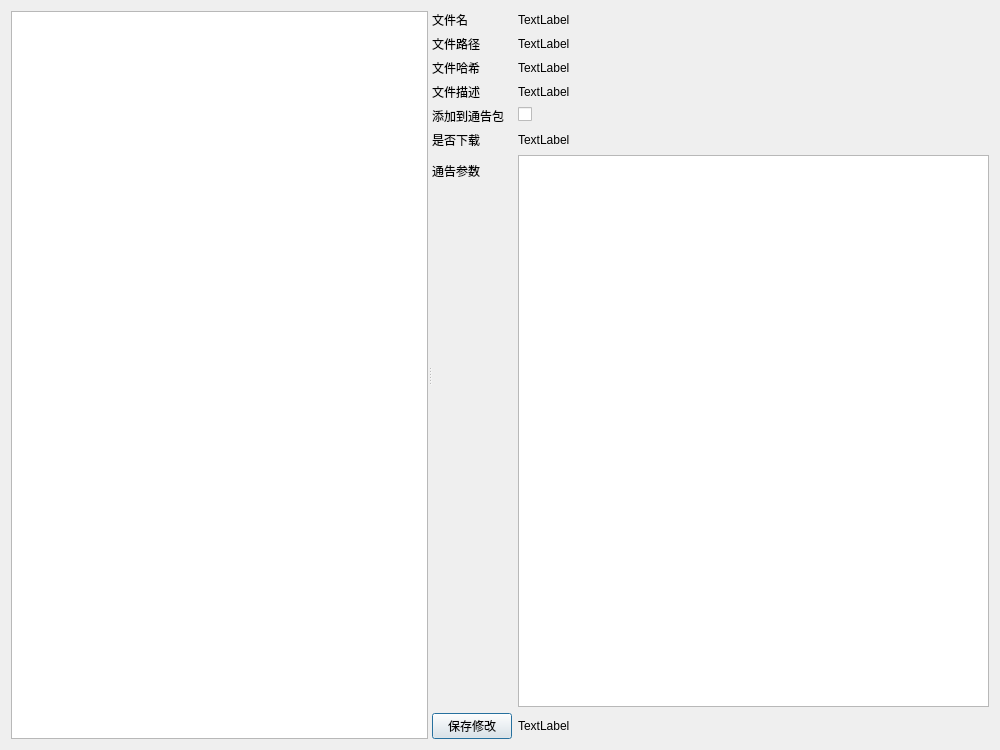
The window that PageUI/registerDialog.ui (lxambulance/CoLoRagent) describes before a commit, drawn with Qt 5.
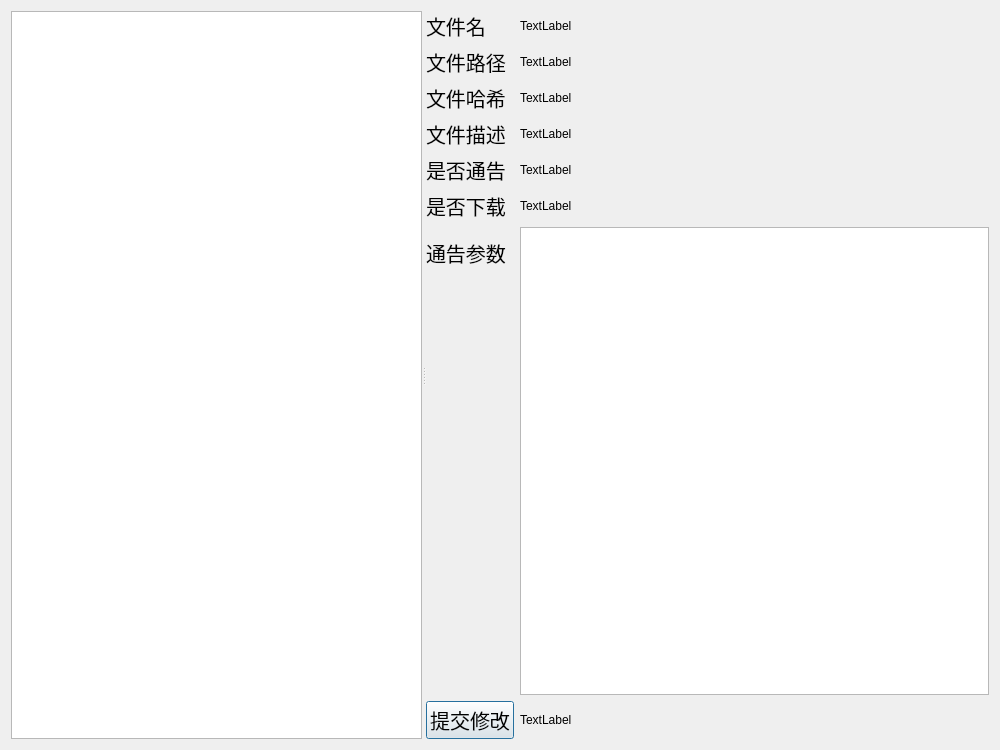
The same window after the commit. Custom widgets are drawn as their Qt base class.

Diff of the .ui file:
```diff
--- a/PageUI/registerDialog.ui
+++ b/PageUI/registerDialog.ui
@@ -24,6 +24,11 @@
       <layout class="QFormLayout" name="formLayout">
        <item row="0" column="0">
         <widget class="QLabel" name="label_1">
+         <property name="font">
+          <font>
+           <pointsize>15</pointsize>
+          </font>
+         </property>
          <property name="text">
           <string>文件名</string>
          </property>
@@ -31,6 +36,11 @@
        </item>
        <item row="1" column="0">
         <widget class="QLabel" name="label_2">
+         <property name="font">
+          <font>
+           <pointsize>15</pointsize>
+          </font>
+         </property>
          <property name="text">
           <string>文件路径</string>
          </property>
@@ -45,6 +55,11 @@
        </item>
        <item row="2" column="0">
         <widget class="QLabel" name="label_3">
+         <property name="font">
+          <font>
+           <pointsize>15</pointsize>
+          </font>
+         </property>
          <property name="text">
           <string>文件哈希</string>
          </property>
@@ -59,6 +74,11 @@
        </item>
        <item row="3" column="0">
         <widget class="QLabel" name="label_4">
+         <property name="font">
+          <font>
+           <pointsize>15</pointsize>
+          </font>
+         </property>
          <property name="text">
           <string>文件描述</string>
          </property>
@@ -73,20 +93,23 @@
        </item>
        <item row="4" column="0">
         <widget class="QLabel" name="label_5">
-         <property name="text">
-          <string>添加到通告包</string>
+         <property name="font">
+          <font>
+           <pointsize>15</pointsize>
+          </font>
          </property>
-        </widget>
-       </item>
-       <item row="4" column="1">
-        <widget class="QCheckBox" name="needReg">
          <property name="text">
-          <string/>
+          <string>是否通告</string>
          </property>
         </widget>
        </item>
        <item row="5" column="0">
         <widget class="QLabel" name="label_6">
+         <property name="font">
+          <font>
+           <pointsize>15</pointsize>
+          </font>
+         </property>
          <property name="text">
           <string>是否下载</string>
          </property>
@@ -101,6 +124,11 @@
        </item>
        <item row="6" column="0">
         <widget class="QLabel" name="label_7">
+         <property name="font">
+          <font>
+           <pointsize>15</pointsize>
+          </font>
+         </property>
          <property name="text">
           <string>通告参数</string>
          </property>
@@ -118,8 +146,13 @@
        </item>
        <item row="7" column="0">
         <widget class="QPushButton" name="saveButton">
+         <property name="font">
+          <font>
+           <pointsize>15</pointsize>
+          </font>
+         </property>
          <property name="text">
-          <string>保存修改</string>
+          <string>提交修改</string>
          </property>
         </widget>
        </item>
@@ -137,6 +170,13 @@
          </property>
         </widget>
        </item>
+       <item row="4" column="1">
+        <widget class="QLabel" name="isReg">
+         <property name="text">
+          <string>TextLabel</string>
+         </property>
+        </widget>
+       </item>
       </layout>
      </widget>
     </widget>
```
